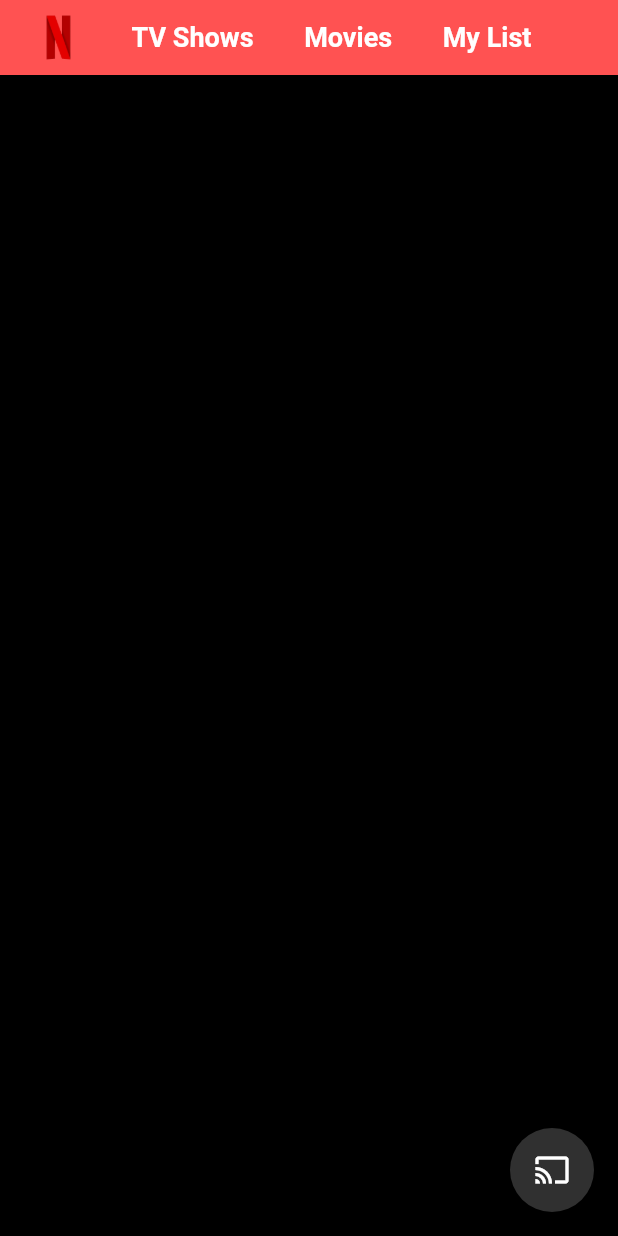
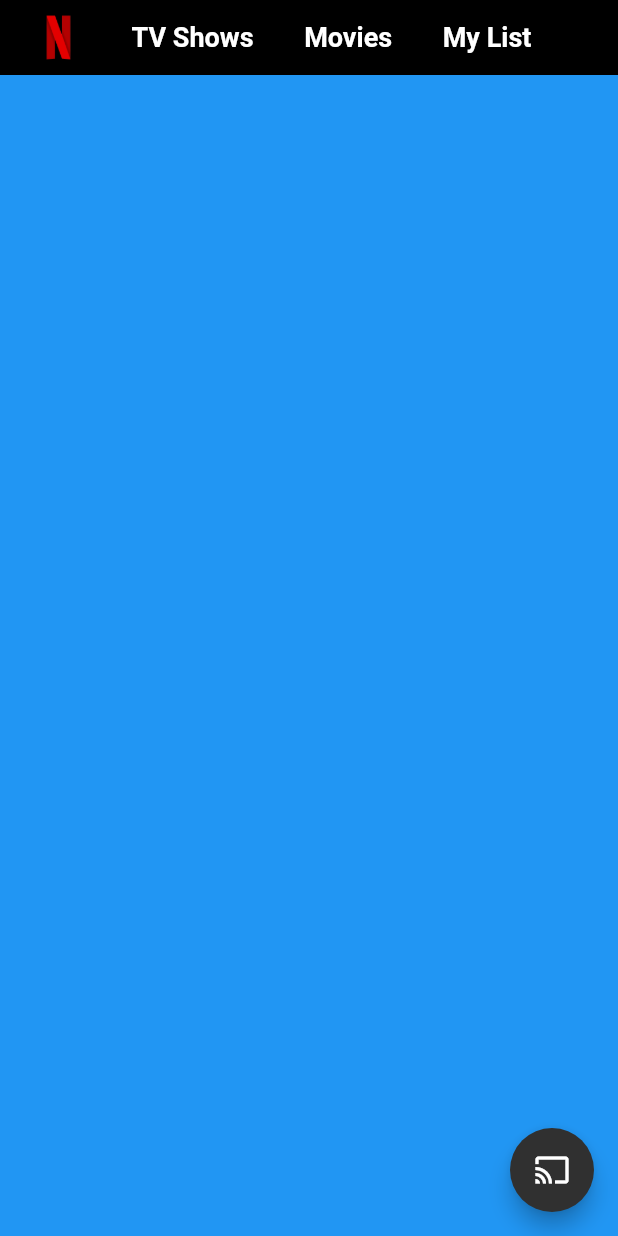
Before and after one commit to ankanSikdar/flutter-netflix-ui, a Flutter app: the screen it shows after launch, on a phone screen of 412 x 824 dp. Run offline on Flutter 3.47's test engine with Material 2 defaults, Android fonts, the phone set to English and light mode, and no system bars.

Commit message:
Added fade effect to app bar

```diff
--- a/lib/screens/home_screen.dart
+++ b/lib/screens/home_screen.dart
@@ -1,7 +1,32 @@
 import 'package:flutter/material.dart';
 import 'package:flutter_netflix_responsive_ui/widgets/widgets.dart';
 
-class HomeScreen extends StatelessWidget {
+class HomeScreen extends StatefulWidget {
+  @override
+  _HomeScreenState createState() => _HomeScreenState();
+}
+
+class _HomeScreenState extends State<HomeScreen> {
+  ScrollController _scrollController;
+  double _scrollOffset = 0.0;
+
+  @override
+  void initState() {
+    super.initState();
+    _scrollController = ScrollController()
+      ..addListener(() {
+        setState(() {
+          _scrollOffset = _scrollController.offset;
+        });
+      });
+  }
+
+  @override
+  void dispose() {
+    super.dispose();
+    _scrollController.dispose();
+  }
+
   @override
   Widget build(BuildContext context) {
     final Size screenSize = MediaQuery.of(context).size;
@@ -14,7 +39,18 @@ class HomeScreen extends StatelessWidget {
       ),
       appBar: PreferredSize(
         preferredSize: Size(screenSize.width, 50.0),
-        child: CustomAppBar(),
+        child: CustomAppBar(scrollOffset: _scrollOffset),
+      ),
+      body: CustomScrollView(
+        controller: _scrollController,
+        slivers: [
+          SliverToBoxAdapter(
+            child: Container(
+              height: 1000.0,
+              color: Colors.blue,
+            ),
+          )
+        ],
       ),
     );
   }
--- a/lib/widgets/custom_app_bar.dart
+++ b/lib/widgets/custom_app_bar.dart
@@ -2,10 +2,18 @@ import 'package:flutter/material.dart';
 import 'package:flutter_netflix_responsive_ui/assets.dart';
 
 class CustomAppBar extends StatelessWidget {
+  final double scrollOffset;
+
+  const CustomAppBar({
+    Key key,
+    this.scrollOffset = 0.0,
+  }) : super(key: key);
+
   @override
   Widget build(BuildContext context) {
     return Container(
-      color: Colors.redAccent,
+      color:
+          Colors.red.withOpacity((scrollOffset / 350).clamp(0, 1).toDouble()),
       padding: EdgeInsets.symmetric(vertical: 10, horizontal: 24),
       child: SafeArea(
         child: Row(
```
